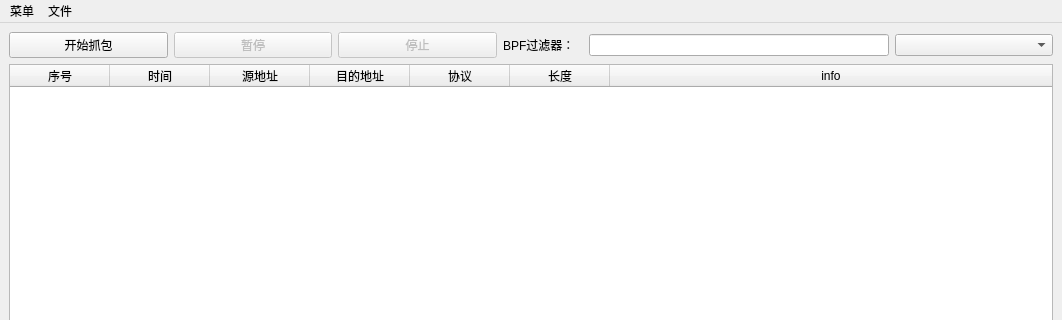
First picture: the form in MainWindow.ui, repository CryingCarp/Sniffer, before the edit; both pictures show x 0 to 1062 and y 0 to 320 of the 1062 by 800 pixel window.
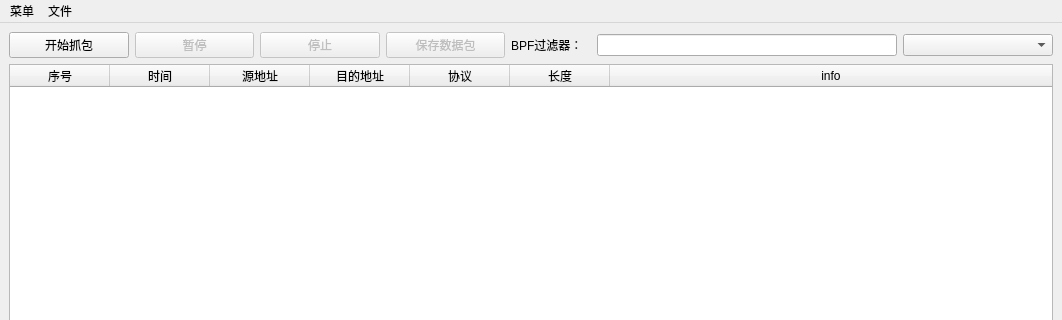
Second picture: the form after the edit.

Commit message: 更新UI

What changed in the file:
```diff
--- a/MainWindow.ui
+++ b/MainWindow.ui
@@ -191,6 +191,16 @@
           </property>
          </widget>
         </item>
+        <item>
+         <widget class="QPushButton" name="save_button">
+          <property name="enabled">
+           <bool>false</bool>
+          </property>
+          <property name="text">
+           <string>保存数据包</string>
+          </property>
+         </widget>
+        </item>
         <item>
          <widget class="QLabel" name="BPF">
           <property name="sizePolicy">
```
The commit also changes 1 other file.
